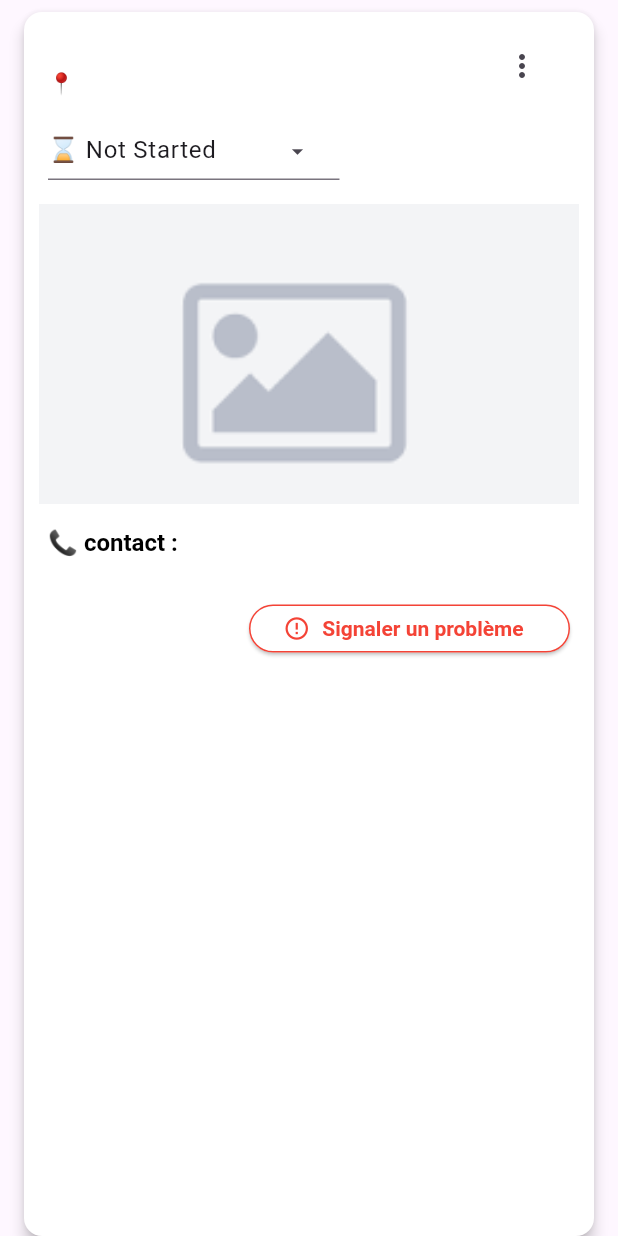
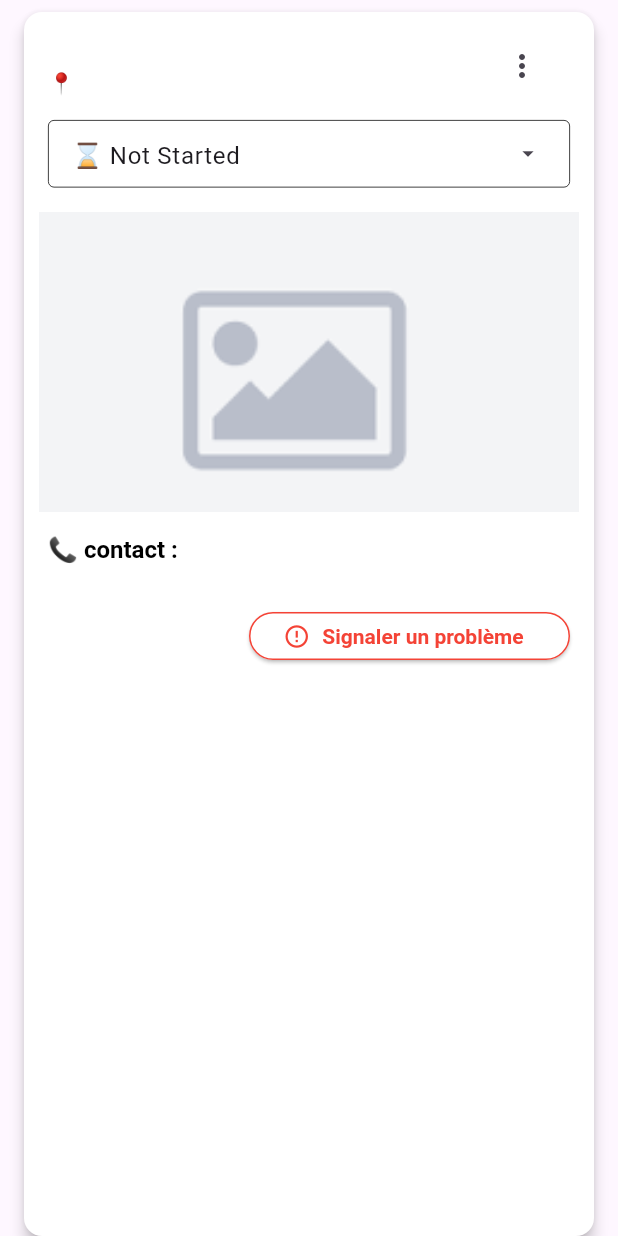
Before and after one commit to MATGILL/Chantier-Plus, a Flutter app: the ConstructionSiteOverviewCard widget shown alone on an empty page, opened directly with empty values, on a phone screen of 412 x 824 dp. Run offline on Flutter 3.47's test engine with Material 3 defaults, Android fonts, the phone set to English and light mode, and no system bars; our stand-ins replace cloud_firestore, equatable, firebase_auth, firebase_core, flutter_bloc, get_it; accounts and stored records are empty.

Commit message:
:art: CHANGE : indicator style and border of the status drop down menu (chef)

```diff
--- a/lib/core/configs/theme/app_theme.dart
+++ b/lib/core/configs/theme/app_theme.dart
@@ -6,6 +6,7 @@ class AppTheme {
     useMaterial3: true,
     primaryColor: AppColors.primary,
     brightness: Brightness.light,
+    indicatorColor: AppColors.primary,
     navigationBarTheme: const NavigationBarThemeData(
       backgroundColor: Colors.white,
       surfaceTintColor: Colors.white,
--- a/lib/features/construction_site management/presentation/widgets/construction_site_home_screen_chef.dart
+++ b/lib/features/construction_site management/presentation/widgets/construction_site_home_screen_chef.dart
@@ -30,6 +30,7 @@ class ConstructionSiteListScreenChef extends StatelessWidget {
               } else if (state.status == ConstructionStateStatus.success) {
                 final constructionSites = state.constructionSites;
                 return RefreshIndicator(
+                  color: Theme.of(context).progressIndicatorTheme.color,
                   onRefresh: () async {
                     // Réappel de l'événement FetchConstructionSites
                     context
--- a/lib/features/construction_site management/presentation/widgets/construction_site_overview_card.dart
+++ b/lib/features/construction_site management/presentation/widgets/construction_site_overview_card.dart
@@ -48,6 +48,7 @@ class _ConstructionSiteOverviewCardState
           Padding(
             padding: const EdgeInsets.only(left: 16.0, right: 16.0, bottom: 16),
             child: DropdownMenu<String>(
+              width: MediaQuery.of(context).size.width,
               initialSelection: constructionSite.status.name,
               dropdownMenuEntries: [
                 Status.notStarted,
@@ -66,9 +67,11 @@ class _ConstructionSiteOverviewCardState
                 padding: WidgetStateProperty.all(EdgeInsets.zero),
               ),
               inputDecorationTheme: InputDecorationTheme(
-                alignLabelWithHint: false,
+                alignLabelWithHint: true,
                 isDense: true,
-                constraints: BoxConstraints.tight(const Size.fromHeight(40)),
+                enabledBorder: const OutlineInputBorder(
+                    borderSide: BorderSide(width: 0.5)),
+                constraints: BoxConstraints.tight(const Size.fromHeight(45)),
               ),
               onSelected: changeStatus,
             ),
```
